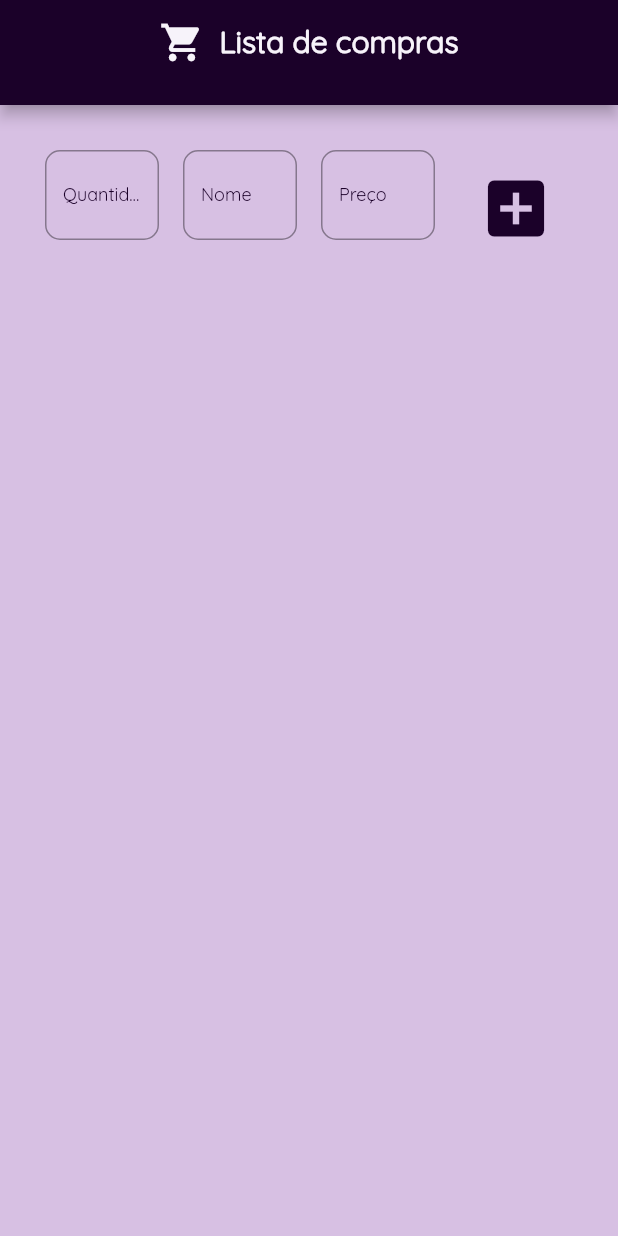
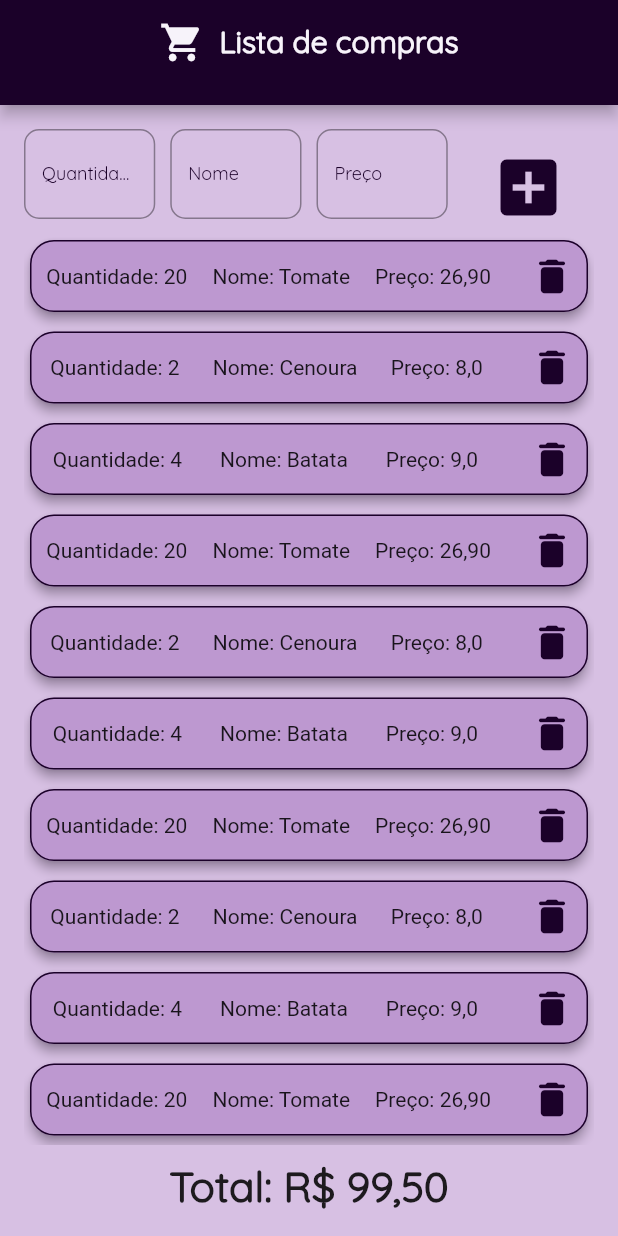
Before and after one commit to LessaApolinario/market-app, a Flutter app: the screen it shows after launch, on a phone screen of 412 x 824 dp. Run offline on Flutter 3.47's test engine with Material 2 defaults, Android fonts, the phone set to English and light mode, and no system bars.

Commit message:
Add initial home screen

```diff
--- /dev/null
+++ b/lib/src/core/domain/models/product.dart
@@ -0,0 +1,38 @@
+class Product {
+  int? _quantity;
+  String? _name;
+  String? _price;
+
+  Product({int? quantity, String? name, String? price}) {
+    if (quantity != null) {
+      this._quantity = quantity;
+    }
+    if (name != null) {
+      this._name = name;
+    }
+    if (price != null) {
+      this._price = price;
+    }
+  }
+
+  int? get quantity => _quantity;
+  set quantity(int? quantity) => _quantity = quantity;
+  String? get name => _name;
+  set name(String? name) => _name = name;
+  String? get price => _price;
+  set price(String? price) => _price = price;
+
+  Product.fromJson(Map<String, dynamic> json) {
+    _quantity = json['quantity'];
+    _name = json['name'];
+    _price = json['price'];
+  }
+
+  Map<String, dynamic> toJson() {
+    final Map<String, dynamic> data = new Map<String, dynamic>();
+    data['quantity'] = this._quantity;
+    data['name'] = this._name;
+    data['price'] = this._price;
+    return data;
+  }
+}
--- a/lib/src/ui/mobile/screens/home/main.dart
+++ b/lib/src/ui/mobile/screens/home/main.dart
@@ -1,7 +1,9 @@
 import 'package:flutter/material.dart';
+import 'package:m_lista/src/core/domain/models/product.dart';
 import 'package:m_lista/src/ui/mobile/themes/global_colors.dart';
 import 'package:m_lista/src/ui/mobile/widgets/base/AppBar/main.dart';
 import 'package:m_lista/src/ui/mobile/widgets/home/AddProductForm/main.dart';
+import 'package:m_lista/src/ui/mobile/widgets/home/ProductCard/main.dart';
 
 class Home extends StatefulWidget {
   const Home({super.key});
@@ -11,15 +13,58 @@ class Home extends StatefulWidget {
 }
 
 class _HomeState extends State<Home> {
+  final _products = <Product>[
+    Product.fromJson({"quantity": 20, "name": "Tomate", "price": "26,90"}),
+    Product.fromJson({"quantity": 2, "name": "Cenoura", "price": "8,0"}),
+    Product.fromJson({"quantity": 4, "name": "Batata", "price": "9,0"}),
+    Product.fromJson({"quantity": 20, "name": "Tomate", "price": "26,90"}),
+    Product.fromJson({"quantity": 2, "name": "Cenoura", "price": "8,0"}),
+    Product.fromJson({"quantity": 4, "name": "Batata", "price": "9,0"}),
+    Product.fromJson({"quantity": 20, "name": "Tomate", "price": "26,90"}),
+    Product.fromJson({"quantity": 2, "name": "Cenoura", "price": "8,0"}),
+    Product.fromJson({"quantity": 4, "name": "Batata", "price": "9,0"}),
+    Product.fromJson({"quantity": 20, "name": "Tomate", "price": "26,90"}),
+    Product.fromJson({"quantity": 2, "name": "Cenoura", "price": "8,0"}),
+    Product.fromJson({"quantity": 4, "name": "Batata", "price": "9,0"}),
+    Product.fromJson({"quantity": 20, "name": "Tomate", "price": "26,90"}),
+    Product.fromJson({"quantity": 2, "name": "Cenoura", "price": "8,0"}),
+    Product.fromJson({"quantity": 4, "name": "Batata", "price": "9,0"})
+  ];
+
   @override
   Widget build(BuildContext context) {
     return Scaffold(
       backgroundColor: GlobalColors.primary.shade200,
       appBar: const MainAppBar(),
-      body: const SingleChildScrollView(
-        child: Padding(
-          padding: EdgeInsets.all(30),
-          child: AddProductForm(),
+      body: Padding(
+        padding: const EdgeInsets.all(16),
+        child: Column(
+          mainAxisAlignment: MainAxisAlignment.spaceBetween,
+          children: [
+            const AddProductForm(),
+            const SizedBox(height: 10),
+            Expanded(
+              child: ListView.separated(
+                itemCount: _products.length,
+                shrinkWrap: true,
+                itemBuilder: (context, index) {
+                  return ProductCard(product: _products[index]);
+                },
+                separatorBuilder: (context, index) {
+                  return const SizedBox(height: 5);
+                },
+              ),
+            ),
+            const SizedBox(height: 10),
+            const Text(
+              "Total: R\$ 99,50",
+              style: TextStyle(
+                fontFamily: 'Quicksand',
+                fontSize: 28,
+                fontWeight: FontWeight.bold,
+              ),
+            ),
+          ],
         ),
       ),
     );
--- a/lib/src/ui/mobile/widgets/home/AddProductForm/main.dart
+++ b/lib/src/ui/mobile/widgets/home/AddProductForm/main.dart
@@ -39,7 +39,7 @@ class _AddProductFormState extends State<AddProductForm> {
     return Form(
       key: _formKey,
       child: Row(
-        mainAxisAlignment: MainAxisAlignment.start,
+        mainAxisAlignment: MainAxisAlignment.center,
         crossAxisAlignment: CrossAxisAlignment.center,
         children: [
           Expanded(
@@ -51,7 +51,7 @@ class _AddProductFormState extends State<AddProductForm> {
                   AppInputStyles.getInputDecoration('Quantidade', 'Quantidade'),
             ),
           ),
-          const SizedBox(width: 16),
+          const SizedBox(width: 10),
           Expanded(
             child: TextFormField(
               controller: _nameController,
@@ -61,7 +61,7 @@ class _AddProductFormState extends State<AddProductForm> {
               validator: (value) => _textInputValidator(value),
             ),
           ),
-          const SizedBox(width: 16),
+          const SizedBox(width: 10),
           Expanded(
             child: TextFormField(
               controller: _priceController,
@@ -71,7 +71,7 @@ class _AddProductFormState extends State<AddProductForm> {
               validator: (value) => _priceValidator(value),
             ),
           ),
-          const SizedBox(width: 16),
+          const SizedBox(width: 10),
           Expanded(
             child: IconButton(
               onPressed: () {},
--- /dev/null
+++ b/lib/src/ui/mobile/widgets/home/ProductCard/main.dart
@@ -0,0 +1,54 @@
+import 'package:flutter/material.dart';
+import 'package:m_lista/src/core/domain/models/product.dart';
+import 'package:m_lista/src/ui/mobile/themes/global_colors.dart';
+
+class ProductCard extends StatefulWidget {
+  const ProductCard({required this.product, super.key});
+
+  final Product product;
+
+  @override
+  State<ProductCard> createState() => _ProductCardState();
+}
+
+class _ProductCardState extends State<ProductCard> {
+  @override
+  Widget build(BuildContext context) {
+    return Card(
+      color: GlobalColors.primary.shade300,
+      elevation: 3,
+      shadowColor: GlobalColors.primary.shade900,
+      shape: RoundedRectangleBorder(
+        side: BorderSide(
+          color: GlobalColors.primary.shade900,
+          width: 1,
+        ),
+        borderRadius: const BorderRadius.all(Radius.circular(16)),
+      ),
+      child: Row(
+        mainAxisAlignment: MainAxisAlignment.spaceBetween,
+        crossAxisAlignment: CrossAxisAlignment.center,
+        children: [
+          const SizedBox(width: 5),
+          Text("Quantidade: ${widget.product.quantity}"),
+          const SizedBox(width: 5),
+          Text("Nome: ${widget.product.name}"),
+          const SizedBox(width: 5),
+          Text("Preço: ${widget.product.price}"),
+          const SizedBox(width: 5),
+          IconButton(
+            onPressed: () {},
+            style: IconButton.styleFrom(
+              backgroundColor: GlobalColors.primary.shade300,
+            ),
+            icon: Icon(
+              Icons.delete_rounded,
+              size: 30,
+              color: GlobalColors.primary.shade900,
+            ),
+          ),
+        ],
+      ),
+    );
+  }
+}
```
